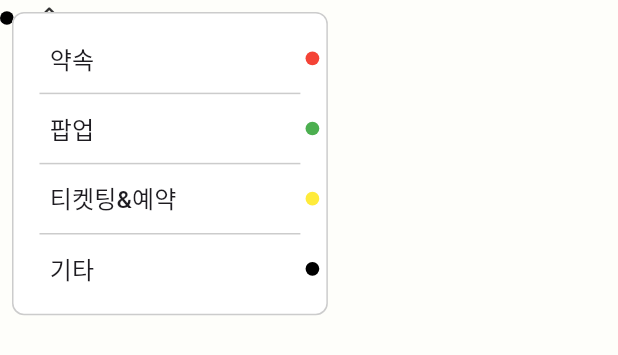
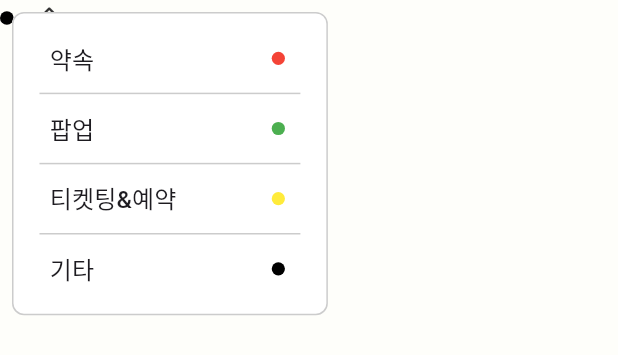
Before and after one commit to Dear-deer-developer/Dear-dear-FE, a Flutter app: the CategoryDropdown widget shown alone on an empty page, opened directly with empty values, after a tap on the "unfold more" icon, on a phone screen of 412 x 824 dp. Shown: the top 355 px of the screen. Run offline on Flutter 3.47's test engine with Material 3 defaults, Android fonts, the phone set to English and light mode, and no system bars; our stand-ins replace flutter_dotenv, flutter_phoenix, flutter_screenutil, get, just_audio, logger and 4 more; missing offline and left inert: audio_session, kakao_flutter_sdk_user; accounts and stored records are empty; Roboto replaces fonts that are missing (KakaoSmallSansRegular); statements that could not run were skipped.

Commit message:
ui(calendar): 카테고리 드롭다운 항목 점(색상 원) 정렬 및 여백 개선 - PopupMenuItem 내 Row 정렬(spaceBetween → start)로 시각적 간격 개선 - 글자와 점 사이 Spacer 추가로 정렬 안정화 - 점 오른쪽 padding(16.w) 적용해 좌우 여백 균형 유지 - 전체 드롭다운 리스트 항목 시각 정렬 및 가독성 향상

```diff
--- a/lib/view/calendar/calendar_category_dropdown.dart
+++ b/lib/view/calendar/calendar_category_dropdown.dart
@@ -78,17 +78,18 @@ class _CategoryDropdownState extends State<CategoryDropdown> {
                   width: popupWidth,
                   height: 40.h,
                   child: Row(
-                    mainAxisAlignment: MainAxisAlignment.spaceBetween,
+                    mainAxisAlignment: MainAxisAlignment.start,
                     children: [
                       Padding(
                         padding: EdgeInsets.only(left: 22.w),
                         child: Text(label, style: FontStyles.B4_reg_14),
                       ),
+                      const Spacer(),
                       Padding(
-                        padding: EdgeInsets.only(right: 5.w),
+                        padding: EdgeInsets.only(right: 25.w),
                         child: Container(
-                          width: 8.w,
-                          height: 8.w,
+                          width: 7.7.w,
+                          height: 7.7.w,
                           decoration: BoxDecoration(
                             color: CalendarCategoryMeta.colorByLabel(label),
                             shape: BoxShape.circle,
@@ -120,7 +121,7 @@ class _CategoryDropdownState extends State<CategoryDropdown> {
 
         // 필드에 보여줄 오른쪽(선택된 값 + 점 + 이중 화살표)
         child: Row(
-          mainAxisSize: MainAxisSize.min,
+          // mainAxisSize: MainAxisSize.min,
           children: [
             Container(
               width: 8.w,
```
